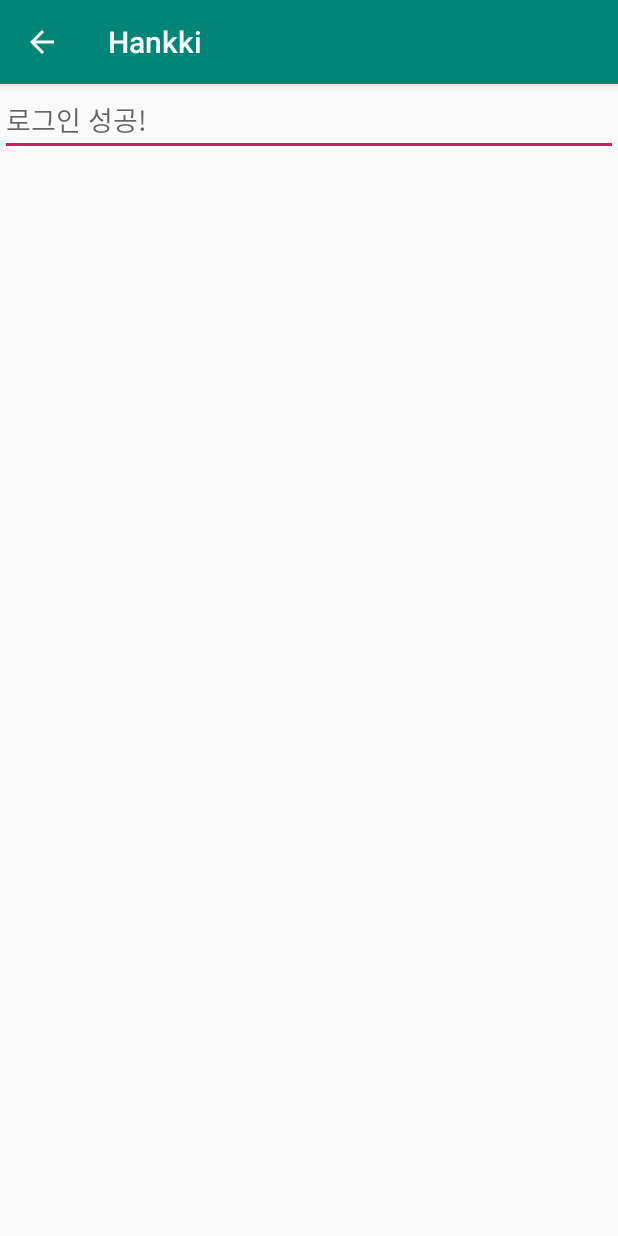
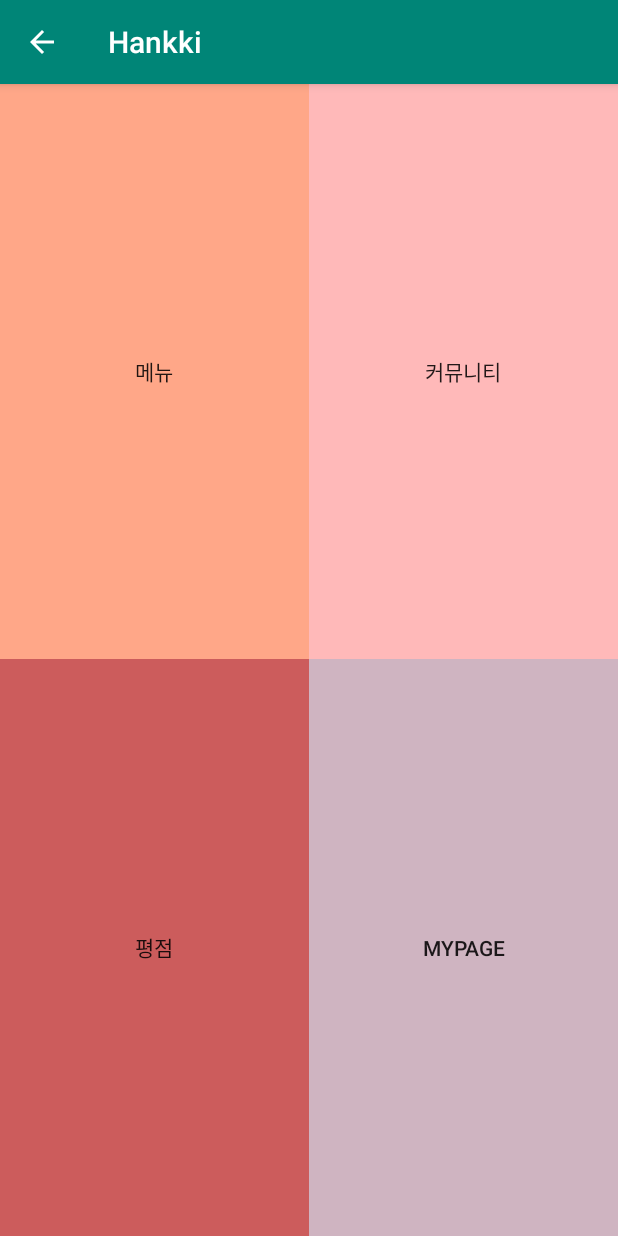
Before and after one commit to juzero98/Hankki, an Android app: the SelectActivity screen opened directly, with no data from a screen before it, on a phone screen of 412 x 824 dp. Run offline under Robolectric (Android 15) with nearby library versions, the phone set to English and light mode, and no system bars.

Commit message:
activity_join.xml activity_login.xml activity_main.xml activity_select.xml colors.xml

```diff
--- a/app/src/main/res/layout/activity_join.xml
+++ b/app/src/main/res/layout/activity_join.xml
@@ -2,7 +2,7 @@
 <LinearLayout xmlns:android="http://schemas.android.com/apk/res/android"
     android:orientation="vertical" android:layout_width="match_parent"
     android:layout_height="match_parent"
-    android:background="#FF7373">
+    android:background="@color/colorApp">
 
     <EditText
         android:id="@+id/userId"
--- a/app/src/main/res/layout/activity_login.xml
+++ b/app/src/main/res/layout/activity_login.xml
@@ -2,7 +2,7 @@
 <LinearLayout xmlns:android="http://schemas.android.com/apk/res/android"
     android:orientation="vertical" android:layout_width="match_parent"
     android:layout_height="match_parent"
-    android:background="#FF7373">
+    android:background="@color/colorApp">
 
     <EditText
         android:id="@+id/userId"
--- a/app/src/main/res/layout/activity_main.xml
+++ b/app/src/main/res/layout/activity_main.xml
@@ -6,7 +6,7 @@
     android:layout_width="match_parent"
     android:layout_height="match_parent"
     tools:context=".MainActivity"
-    android:background="#FF7373">
+    android:background="@color/colorApp">
 
     <LinearLayout
         android:layout_width="match_parent"
--- a/app/src/main/res/layout/activity_select.xml
+++ b/app/src/main/res/layout/activity_select.xml
@@ -1,11 +1,62 @@
 <?xml version="1.0" encoding="utf-8"?>
-<LinearLayout xmlns:android="http://schemas.android.com/apk/res/android"
-    android:orientation="vertical" android:layout_width="match_parent"
-    android:layout_height="match_parent">
+<RelativeLayout
+    xmlns:android="http://schemas.android.com/apk/res/android"
+    android:id="@+id/RelativeLayout1"
+    android:orientation="vertical"
+    android:layout_width="match_parent"
+    android:layout_height="match_parent"
+    android:gravity="center">
 
-    <EditText
-        android:layout_width="match_parent"
+<TableLayout
+    android:id="@+id/tableLayout"
+    android:layout_width="fill_parent"
+    android:layout_height="fill_parent">
+
+    <TableRow
+        android:id="@+id/tableRow1"
+        android:layout_width="wrap_content"
         android:layout_height="wrap_content"
-        android:hint="로그인 성공!"/>
+        android:layout_weight="0.3">
+        <Button
+            android:id="@+id/menuBtn"
+            android:text="메뉴"
+            android:layout_width="0dip"
+            android:layout_weight="1"
+            android:layout_height="fill_parent"
+            android:background="@color/colorMenuBtn"/>
 
-</LinearLayout>
+        <Button
+            android:id="@+id/communityBtn"
+            android:text="커뮤니티"
+            android:layout_width="0dip"
+            android:layout_weight="1"
+            android:layout_height="fill_parent"
+            android:background="@color/colorCommunityBtn"/>
+
+    </TableRow>
+
+    <TableRow
+        android:id="@+id/tableRow2"
+        android:layout_width="wrap_content"
+        android:layout_height="wrap_content"
+        android:layout_weight="0.3">
+        <Button
+            android:id="@+id/scoreBtn"
+            android:text="평점"
+            android:layout_width="0dip"
+            android:layout_weight="1"
+            android:layout_height="fill_parent"
+            android:background="@color/colorScoreBtn"/>
+
+        <Button
+            android:id="@+id/myPageBtn"
+            android:text="MyPage"
+            android:layout_width="0dip"
+            android:layout_weight="1"
+            android:layout_height="fill_parent"
+            android:background="@color/colorMyPageBtn"/>
+    </TableRow>
+
+</TableLayout>
+
+</RelativeLayout>
--- a/app/src/main/res/values/colors.xml
+++ b/app/src/main/res/values/colors.xml
@@ -3,4 +3,9 @@
     <color name="colorPrimary">#008577</color>
     <color name="colorPrimaryDark">#00574B</color>
     <color name="colorAccent">#D81B60</color>
+    <color name="colorApp">#FF7373</color>
+    <color name="colorMenuBtn">#ffa788</color>
+    <color name="colorCommunityBtn">#ffb9b9</color>
+    <color name="colorScoreBtn">#cc5c5c</color>
+    <color name="colorMyPageBtn">#cfb4c1</color>
 </resources>
```
